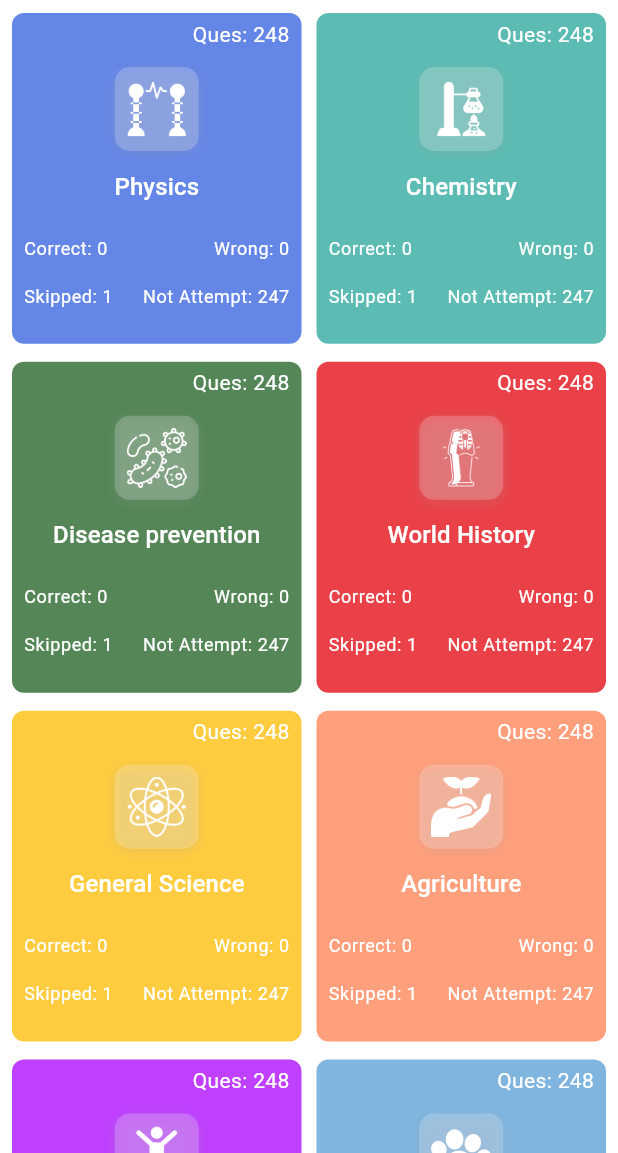
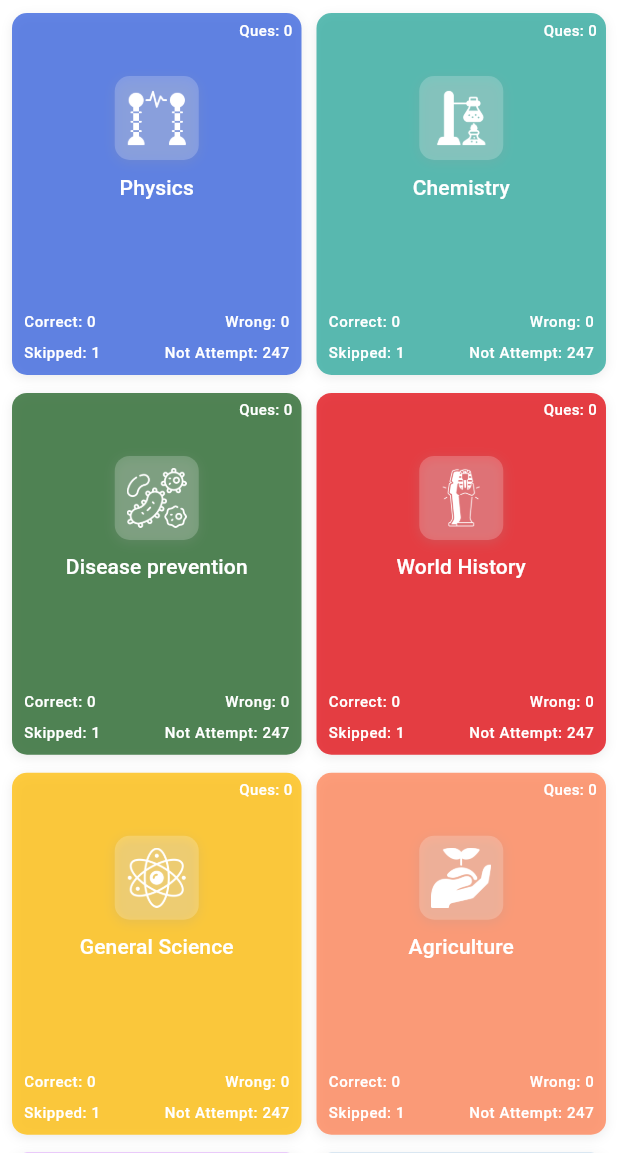
Before and after one commit to Bilal17809/GK-Quiz, a Flutter app: the PracticeScreen screen opened by its route, on a phone screen of 412 x 824 dp, the part 83-1236 px from its top. Run offline on Flutter 3.47's test engine with Material 3 defaults, Android fonts, the phone set to English and light mode, and no system bars; drawn by our look-alikes of toastification; our stand-ins replace get, sqflite, step_progress_indicator; accounts and stored records are empty; Roboto replaces fonts that are missing (Montserrat).

Commit message:
Fix responsiveness and added some features

```diff
--- /dev/null
+++ b/lib/core/models/category_model.dart
@@ -0,0 +1,16 @@
+// Category model for organizing questions
+class CategoryModel {
+  final int categoryIndex;
+  final String title;
+  final String questionsRange;
+  final int totalQuestions;
+  final String topic;
+
+  CategoryModel({
+    required this.categoryIndex,
+    required this.title,
+    required this.questionsRange,
+    required this.totalQuestions,
+    required this.topic,
+  });
+}
--- a/lib/core/routes/routes.dart
+++ b/lib/core/routes/routes.dart
@@ -29,9 +29,11 @@ import 'package:template/presentations/home/view/home_screen.dart';
 import 'package:template/presentations/lessons/view/lessons_screen.dart';
 import 'package:template/presentations/practice/view/practice_screen.dart';
 import 'package:template/presentations/questions/view/questions_screen.dart';
+import 'package:template/presentations/questions_categories/view/questions_categories_screen.dart';
 import 'package:template/presentations/splash/view/splash_screen.dart';
 import 'package:template/presentations/take_a_test_list/view/take_a_test_list.dart';
 import 'package:template/presentations/take_test/view/take_test_screen.dart';
+import 'package:template/presentations/result/view/result_screen.dart';
 
 class Routes {
   static final routes = [
@@ -48,5 +50,10 @@ class Routes {
       name: RoutesName.takeATestScreen,
       page: () => const TakeATestList(),
     ),
+    GetPage(
+      name: RoutesName.questionsCategoriesScreen,
+      page: () => const QuestionsCategoriesScreen(),
+    ),
+    GetPage(name: RoutesName.resultScreen, page: () => const ResultScreen()),
   ];
 }
--- a/lib/core/routes/routes_name.dart
+++ b/lib/core/routes/routes_name.dart
@@ -6,4 +6,7 @@ abstract class RoutesName {
   static const String questionsScreen = '/questions_screen';
   static const String testScreen = '/test_screen';
   static const String takeATestScreen = '/take_a_test_screen';
+  static const String questionsCategoriesScreen =
+      '/questions_categories_screen';
+  static const String resultScreen = '/result_screen';
 }
--- a/lib/presentations/practice/view/practice_screen.dart
+++ b/lib/presentations/practice/view/practice_screen.dart
@@ -5,12 +5,15 @@ import 'package:template/core/routes/routes_name.dart';
 import 'package:template/core/theme/app_colors.dart';
 import 'package:template/core/theme/app_styles.dart';
 import 'package:template/core/models/grid_data.dart';
+import 'package:template/presentations/questions/controller/questions_controller.dart';
 
 class PracticeScreen extends StatelessWidget {
   const PracticeScreen({super.key});
 
   @override
   Widget build(BuildContext context) {
+    final controller = Get.put(QuestionsController());
+
     return Scaffold(
       appBar: AppBar(
         title: Column(
@@ -44,7 +47,7 @@ class PracticeScreen extends StatelessWidget {
             crossAxisCount: 2,
             mainAxisSpacing: 12,
             crossAxisSpacing: 10,
-            childAspectRatio: 3.5 / 4,
+            childAspectRatio: 3.2 / 4,
           ),
           itemCount: gridIcons.length,
           itemBuilder: (context, index) {
@@ -53,32 +56,38 @@ class PracticeScreen extends StatelessWidget {
             );
             final icon = gridIcons[index % gridIcons.length];
             final text = gridTexts[index % gridTexts.length];
+
             return InkWell(
               onTap: () {
+                // Navigate to categories screen
                 Get.toNamed(
-                  RoutesName.questionsScreen,
-                  arguments: {'topic': gridTexts[index]},
+                  RoutesName.questionsCategoriesScreen,
+                  arguments: {'topic': text},
                 );
               },
-              child: Container(
-                decoration: BoxDecoration(
-                  color: color,
-                  borderRadius: BorderRadius.circular(8),
-                ),
+              child: Stack(
+                fit: StackFit.loose,
+                children: [
+                  Container(
+                    decoration: roundedDecoration.copyWith(color: color),
                     child: Column(
                       children: [
                         Column(
                           mainAxisAlignment: MainAxisAlignment.spaceEvenly,
                           children: [
                             Padding(
-                          padding: const EdgeInsets.only(right: 8, top: 4),
+                              padding: const EdgeInsets.only(right: 6, top: 4),
                               child: Row(
                                 mainAxisAlignment: MainAxisAlignment.end,
                                 children: [
-                              Text(
-                                'Ques: 248',
+                                  Obx(
+                                    () => Text(
+                                      'Ques: ${controller.topicCounts[text] ?? 0}',
                                       style: Get.textTheme.bodyMedium?.copyWith(
                                         color: kWhite,
+                                        fontSize: 10,
+                                        fontWeight: FontWeight.w500,
+                                      ),
                                     ),
                                   ),
                                 ],
@@ -86,7 +95,7 @@ class PracticeScreen extends StatelessWidget {
                             ),
                           ],
                         ),
-                    SizedBox(height: 12),
+                        SizedBox(height: 24),
                         Column(
                           children: [
                             Container(
@@ -101,22 +110,22 @@ class PracticeScreen extends StatelessWidget {
                                 height: 40,
                               ),
                             ),
-                        const SizedBox(height: 12),
-                        Text(
+                            Padding(
+                              padding: const EdgeInsets.all(8.0),
+                              child: Text(
                                 text,
-                          style: Get.textTheme.titleSmall!.copyWith(
+                                style: Get.textTheme.titleSmall?.copyWith(
                                   color: textWhiteColor,
+                                  fontSize: 14,
+                                ),
+                                textAlign: TextAlign.center,
                               ),
                             ),
                           ],
                         ),
-                    SizedBox(height: 12),
+                        Spacer(),
                         Padding(
-                      padding: const EdgeInsets.only(
-                        left: 8,
-                        right: 8,
-                        top: 10,
-                      ),
+                          padding: const EdgeInsets.only(left: 8, right: 8),
                           child: Row(
                             mainAxisAlignment: MainAxisAlignment.spaceBetween,
                             children: [
@@ -124,25 +133,23 @@ class PracticeScreen extends StatelessWidget {
                                 'Correct: 0',
                                 style: Get.textTheme.bodySmall?.copyWith(
                                   color: kWhite,
+                                  fontSize: 10,
+                                  fontWeight: FontWeight.w500,
                                 ),
                               ),
                               Text(
                                 'Wrong: 0',
                                 style: Get.textTheme.bodySmall?.copyWith(
                                   color: kWhite,
+                                  fontSize: 10,
+                                  fontWeight: FontWeight.w500,
                                 ),
                               ),
                             ],
                           ),
                         ),
-                    SizedBox(height: 12),
                         Padding(
-                      padding: const EdgeInsets.only(
-                        left: 8,
-                        right: 8,
-                        top: 4,
-                        bottom: 2,
-                      ),
+                          padding: const EdgeInsets.all(8),
                           child: Row(
                             mainAxisAlignment: MainAxisAlignment.spaceBetween,
                             children: [
@@ -150,12 +157,17 @@ class PracticeScreen extends StatelessWidget {
                                 'Skipped: 1',
                                 style: Get.textTheme.bodySmall?.copyWith(
                                   color: kWhite,
+                                  fontSize: 10,
+                                  fontWeight: FontWeight.w500,
                                 ),
                               ),
+                              SizedBox(width: 8),
                               Text(
                                 'Not Attempt: 247',
                                 style: Get.textTheme.bodySmall?.copyWith(
                                   color: kWhite,
+                                  fontSize: 10,
+                                  fontWeight: FontWeight.w500,
                                 ),
                               ),
                             ],
@@ -164,6 +176,8 @@ class PracticeScreen extends StatelessWidget {
                       ],
                     ),
                   ),
+                ],
+              ),
             );
           },
         ),
--- a/pubspec.yaml
+++ b/pubspec.yaml
@@ -44,6 +44,7 @@ dependencies:
   get: ^4.7.2
   flutter_gen_runner: ^5.10.0
   build_runner: ^2.4.15
+  toastification: ^3.0.2
 
 dev_dependencies:
   flutter_test:
```
Also changed, not shown: lib/main.dart (+9 -6 lines), lib/presentations/questions/controller/questions_controller.dart (+118 -27 lines), lib/presentations/questions/view/questions_screen.dart (+15 -2 lines), lib/presentations/questions/widgets/question_card.dart (+50 -30 lines), lib/presentations/questions_categories/view/questions_categories_screen.dart (added, +134 -0 lines), lib/presentations/questions_categories/widgets/category_card.dart (added, +104 -0 lines), lib/presentations/result/view/result_screen.dart (added, +143 -0 lines), pubspec.lock. Lines whose indentation alone changed are shown as unchanged.
